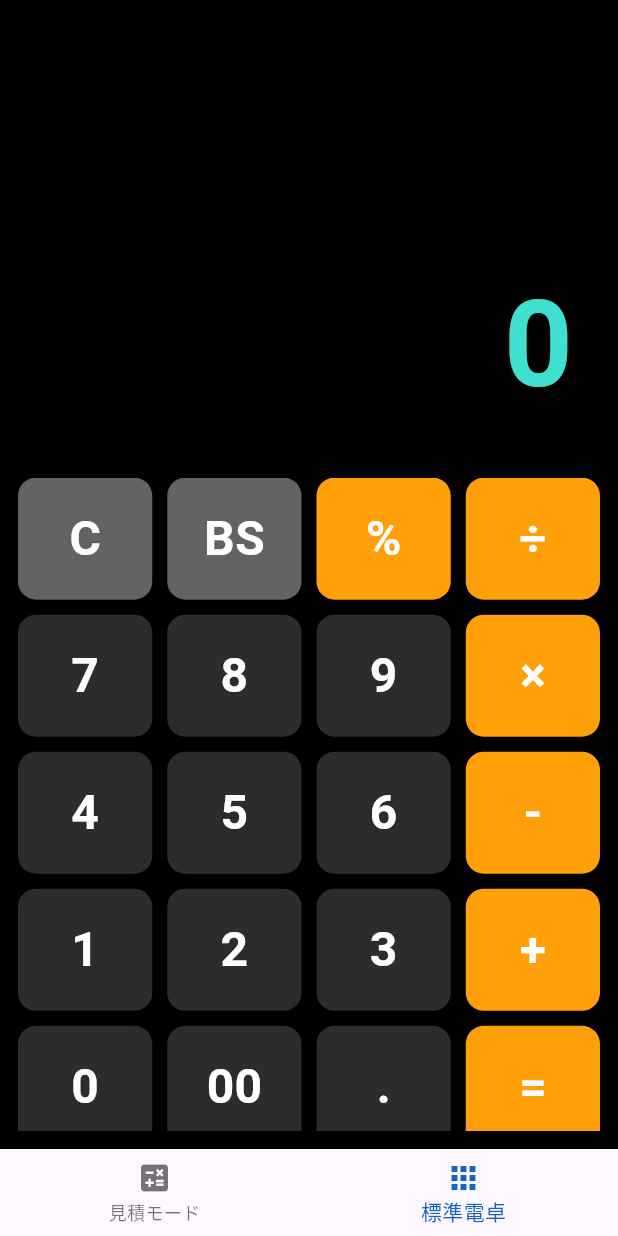
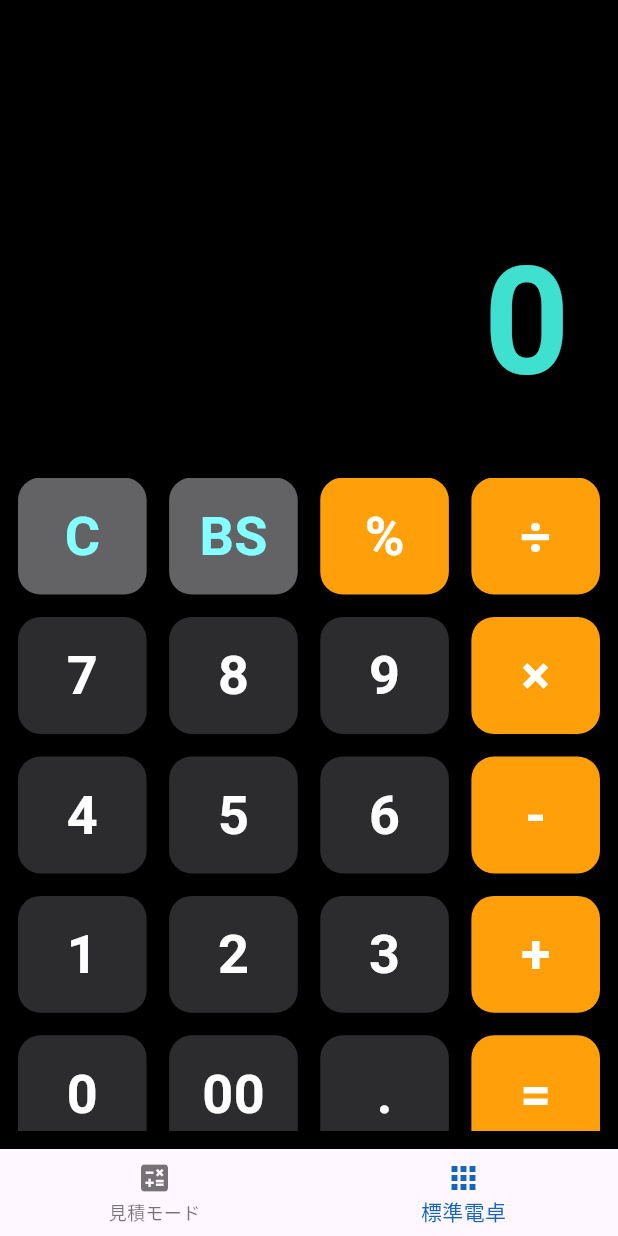
Before and after one commit to k-kei1412/Air-Conditioner, a Flutter app: the screen it shows after launch, item 2 of the bottom bar chosen, on a phone screen of 412 x 824 dp. Run offline on Flutter 3.47's test engine with Material 3 defaults, Android fonts, the phone set to English and light mode, and no system bars; our stand-ins replace shared_preferences.

Commit message:
Update main.dart

```diff
--- a/lib/main.dart
+++ b/lib/main.dart
@@ -216,7 +216,7 @@ class _NojimaThreeCalcPageState extends State<NojimaThreeCalcPage> {
 }
 
 // ---------------------------------------------------------
-// 画面2: 標準電卓 (縦横専用レイアウト・高感度版)
+// 画面2: 標準電卓 (横向き履歴・見積カラー統合版)
 // ---------------------------------------------------------
 class SimpleCalcPage extends StatefulWidget {
   const SimpleCalcPage({super.key});
@@ -230,6 +230,7 @@ class _SimpleCalcPageState extends State<SimpleCalcPage> {
   List<String> _history = []; // 計算履歴用
   final formatter = NumberFormat("#,###.###");
 
+  // 感度を最大にするための処理
   void _btnPressed(String val) {
     setState(() {
       if (val == "C") {
@@ -238,11 +239,15 @@ class _SimpleCalcPageState extends State<SimpleCalcPage> {
         if (_expression.isNotEmpty) _expression = _expression.substring(0, _expression.length - 1);
       } else if (val == "=") {
         if (_result != "エラー" && _result != "...") {
-          _history.insert(0, "$_expression = $_result"); // 履歴に追加
-          if (_history.length > 20) _history.removeLast();
+          // 履歴に数式を追加（例: "100 + 200 = 300"）
+          _history.insert(0, "$_expression = $_result");
+          if (_history.length > 20) _history.removeLast(); // 20件まで保存
+
+          // 結果を入力欄にセットして、次の計算に使えるようにする
           _expression = _result.replaceAll(",", "");
         }
       } else {
+        // 演算子の連続入力を防ぐ
         if (_isOperator(val) && _expression.isNotEmpty && _isOperator(_expression[_expression.length - 1])) {
           _expression = _expression.substring(0, _expression.length - 1) + val;
         } else {
@@ -264,7 +269,8 @@ class _SimpleCalcPageState extends State<SimpleCalcPage> {
       if (calcResult.isInfinite || calcResult.isNaN) {
         _result = "エラー";
       } else {
-        if (calcResult.abs() > 999999999) {
+        // 桁数が多い場合の処理
+        if (calcResult.abs() > 999999999999) {
           _result = calcResult.toStringAsExponential(2);
         } else if (calcResult == calcResult.toInt()) {
           _result = NumberFormat("#,###").format(calcResult.toInt());
@@ -309,71 +315,79 @@ class _SimpleCalcPageState extends State<SimpleCalcPage> {
   @override
   Widget build(BuildContext context) {
     return Scaffold(
-      backgroundColor: Colors.black,
+      backgroundColor: Colors.black, // 背景を黒に
       body: SafeArea(
         child: OrientationBuilder(
           builder: (context, orientation) {
-            return orientation == Orientation.portrait
-                ? _buildPortraitLayout()
-                : _buildLandscapeLayout();
+            // 画面の向きに合わせてレイアウトを切り替え
+            if (orientation == Orientation.portrait) {
+              return _buildPortraitLayout(); // 縦向き
+            } else {
+              return _buildLandscapeLayout(); // 横向き
+            }
           },
         ),
       ),
     );
   }
 
-  // 【縦向き】中央配置の電卓
+  // 【縦向きレイアウト】（これまでと同じ、中央に電卓）
   Widget _buildPortraitLayout() {
     return Center(
       child: ConstrainedBox(
-        constraints: const BoxConstraints(maxWidth: 550),
+        constraints: const BoxConstraints(maxWidth: 550), // iPadでも広がりすぎないように制限
         child: Column(
           children: [
-            _buildDisplayArea(4),
-            _buildButtonArea(6, 1.1),
+            _buildDisplayArea(flex: 4), // 表示エリア
+            _buildButtonGrid(flex: 6, aspectRatio: 1.1, spacing: 15), // ボタン
           ],
         ),
       ),
     );
   }
 
-  // 【横向き】左：履歴、右：電卓の2カラム構成
+  // 【横向きレイアウト】（写真image_1.pngを参考にした2カラム構成）
   Widget _buildLandscapeLayout() {
     return Row(
       children: [
-        // 左側：計算履歴
+        // 左カラム：履歴エリア
         Expanded(
-          flex: 4,
+          flex: 4, // 画面幅の4割
           child: Container(
-            decoration: BoxDecoration(border: Border(right: BorderSide(color: Colors.grey[900]!, width: 2))),
+            decoration: BoxDecoration(
+              border: Border(right: BorderSide(color: Colors.grey[900]!, width: 2)), // 境界線
+            ),
             child: Column(
               crossAxisAlignment: CrossAxisAlignment.start,
               children: [
                 const Padding(
                   padding: EdgeInsets.all(20),
-                  child: Text("履歴", style: TextStyle(color: Colors.white70, fontSize: 24, fontWeight: FontWeight.bold)),
+                  child: Text("計算履歴", style: TextStyle(color: Colors.white70, fontSize: 24, fontWeight: FontWeight.bold)),
                 ),
                 Expanded(
                   child: ListView.builder(
                     padding: const EdgeInsets.symmetric(horizontal: 20),
                     itemCount: _history.length,
-                    itemBuilder: (context, i) => Padding(
-                      padding: const EdgeInsets.only(bottom: 12),
-                      child: Text(_history[i], style: const TextStyle(color: Colors.white38, fontSize: 18)),
-                    ),
+                    itemBuilder: (context, index) {
+                      return Padding(
+                        padding: const EdgeInsets.only(bottom: 12),
+                        child: Text(_history[index],
+                          style: const TextStyle(color: Colors.white38, fontSize: 18, fontWeight: FontWeight.w300)),
+                      );
+                    },
                   ),
                 ),
               ],
             ),
           ),
         ),
-        // 右側：電卓本体
+        // 右カラム：電卓エリア
         Expanded(
-          flex: 6,
+          flex: 6, // 画面幅の6割
           child: Column(
             children: [
-              _buildDisplayArea(3),
-              _buildButtonArea(7, 1.5), // 横向きはボタンを少し平たくして収まりを良くする
+              _buildDisplayArea(flex: 3), // 横向きは表示エリアを少し狭く
+              _buildButtonGrid(flex: 7, aspectRatio: 1.4, spacing: 10), // ボタンを平たく
             ],
           ),
         ),
@@ -381,26 +395,30 @@ class _SimpleCalcPageState extends State<SimpleCalcPage> {
     );
   }
 
-  // 表示エリアの共通部品
-  Widget _buildDisplayArea(int flex) {
+  // 計算表示エリアの共通部品
+  Widget _buildDisplayArea({required int flex}) {
     return Expanded(
       flex: flex,
       child: Container(
-        padding: const EdgeInsets.symmetric(horizontal: 30, vertical: 20),
+        padding: const EdgeInsets.symmetric(horizontal: 32, vertical: 20),
         alignment: Alignment.bottomRight,
         child: Column(
           mainAxisAlignment: MainAxisAlignment.end,
           crossAxisAlignment: CrossAxisAlignment.end,
           children: [
+            // 計算式（白で見やすく）
             SingleChildScrollView(
               scrollDirection: Axis.horizontal,
               reverse: true,
-              child: Text(_expression, style: const TextStyle(fontSize: 40, color: Colors.white70, fontWeight: FontWeight.w300)),
+              child: Text(_expression,
+                style: const TextStyle(fontSize: 50, color: Colors.white, fontWeight: FontWeight.w300, letterSpacing: 2)),
             ),
-            const SizedBox(height: 8),
+            const SizedBox(height: 12),
+            // リアルタイム結果（青系で見やすく）
             FittedBox(
               fit: BoxFit.scaleDown,
-              child: Text(_result, style: const TextStyle(fontSize: 80, fontWeight: FontWeight.bold, color: Color(0xFF40E0D0))),
+              child: Text(_result,
+                style: const TextStyle(fontSize: 100, fontWeight: FontWeight.bold, color: Color(0xFF40E0D0))),
             ),
           ],
         ),
@@ -409,7 +427,7 @@ class _SimpleCalcPageState extends State<SimpleCalcPage> {
   }
 
   // ボタンエリアの共通部品
-  Widget _buildButtonArea(int flex, double aspectRatio) {
+  Widget _buildButtonGrid({required int flex, required double aspectRatio, required double spacing}) {
     final List<List<String>> grid = [
       ["C", "BS", "%", "÷"],
       ["7", "8", "9", "×"],
@@ -420,36 +438,54 @@ class _SimpleCalcPageState extends State<SimpleCalcPage> {
     return Expanded(
       flex: flex,
       child: Padding(
-        padding: const EdgeInsets.all(12),
+        padding: const EdgeInsets.all(12.0),
         child: GridView.builder(
           physics: const NeverScrollableScrollPhysics(),
           gridDelegate: SliverGridDelegateWithFixedCrossAxisCount(
             crossAxisCount: 4,
             childAspectRatio: aspectRatio,
-            mainAxisSpacing: 10,
-            crossAxisSpacing: 10,
+            mainAxisSpacing: spacing,
+            crossAxisSpacing: spacing,
           ),
           itemCount: 20,
-          itemBuilder: (context, index) => _buildTouchButton(grid[index ~/ 4][index % 4]),
+          itemBuilder: (context, index) {
+            return _buildTouchButton(grid[index ~/ 4][index % 4]);
+          },
         ),
       ),
     );
   }
 
+  // 高感度＆見積もりカラーのカスタムボタン
   Widget _buildTouchButton(String label) {
     bool isOp = _isOperator(label) || label == "=";
     bool isAction = ["C", "BS"].contains(label);
-    Color bgColor = const Color(0xFF2C2C2E);
-    if (isAction) bgColor = const Color(0xFF636366);
-    else if (isOp) bgColor = const Color(0xFFFF9F0A);
+
+    // 見積もりモードに合わせた色設計
+    Color bgColor = const Color(0xFF2C2C2E); // 基本はApple風ダークグレー
+    Color textColor = Colors.white;
+
+    if (isAction) {
+      bgColor = const Color(0xFF636366); // クリア系は少し明るいグレー（写真image_1.png参考）
+      textColor = Colors.cyanAccent[100]!; // 文字色は見積モードのCと同じ水色系
+    } else if (isOp) {
+      bgColor = const Color(0xFFFF9F0A); // 演算子はオレンジ（写真image_1.png参考）
+    }
 
     return GestureDetector(
       behavior: HitTestBehavior.opaque,
-      onTapDown: (_) => _btnPressed(label),
+      onTapDown: (_) => _btnPressed(label), // 指が触れた瞬間に反応
       child: Container(
-        decoration: BoxDecoration(color: bgColor, borderRadius: BorderRadius.circular(12)),
+        decoration: BoxDecoration(
+          color: bgColor,
+          borderRadius: BorderRadius.circular(15),
+          boxShadow: [
+            BoxShadow(color: Colors.black.withOpacity(0.3), blurRadius: 4, offset: const Offset(0, 2)),
+          ],
+        ),
         child: Center(
-          child: Text(label, style: const TextStyle(fontSize: 32, fontWeight: FontWeight.bold, color: Colors.white)),
+          child: Text(label,
+            style: TextStyle(fontSize: 36, fontWeight: FontWeight.bold, color: textColor)),
         ),
       ),
     );
```
